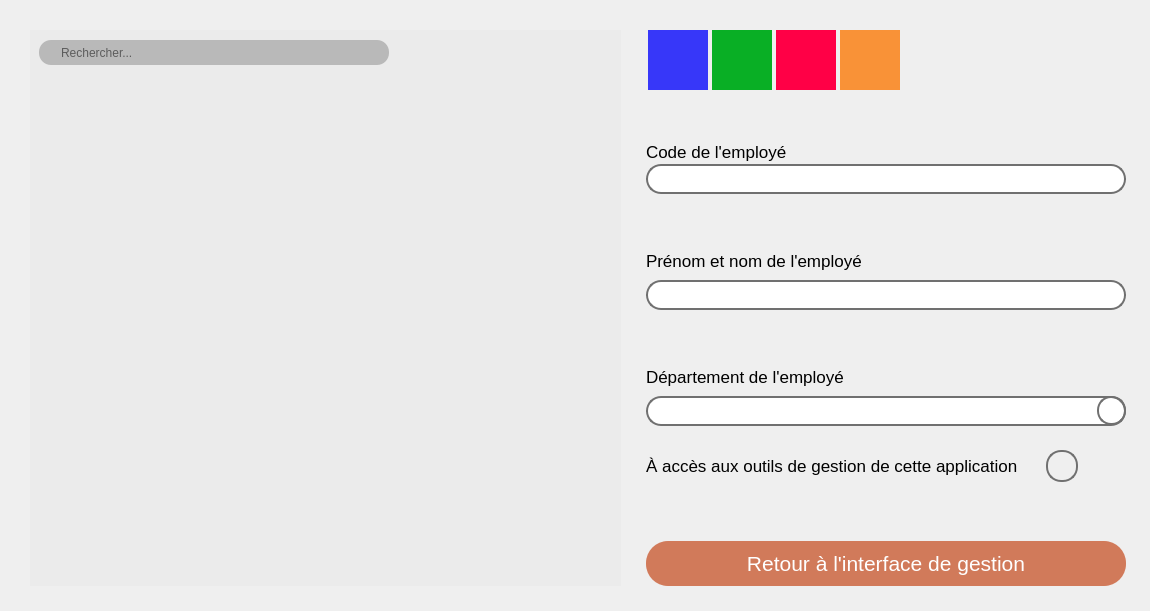
This is PM-GEST/ModificationEmploye.ui in AetherFall/Gestionnaire-Emprunt-Materiel as Qt 5 draws it before an edit. The edited form follows.
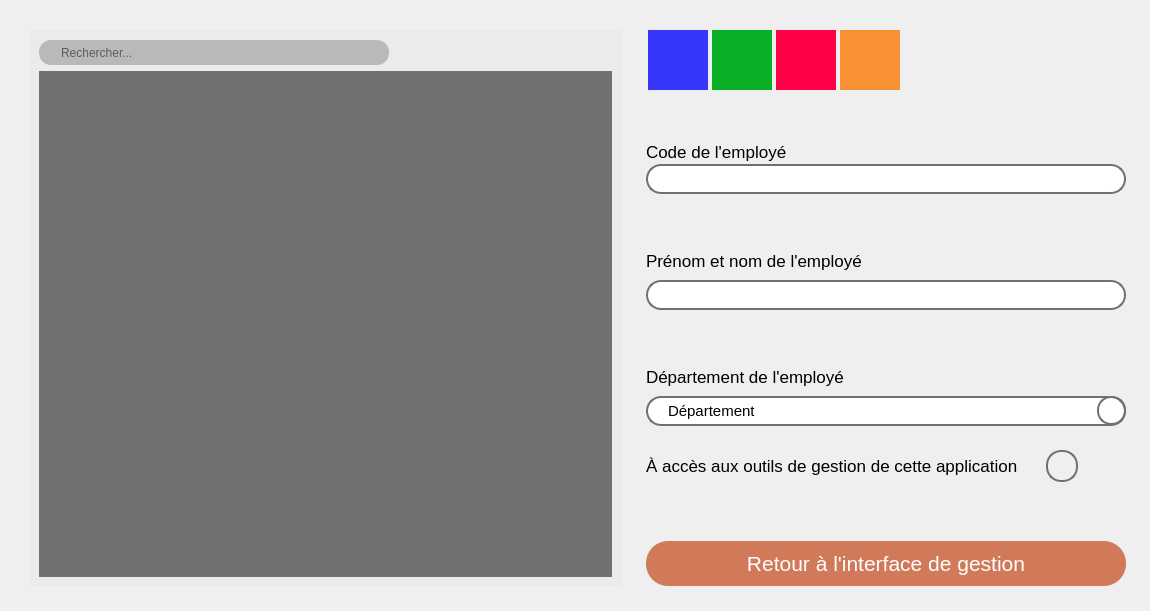
This is the edited form. Icons and pictures are not drawn.

Commit message: Interface Employe [En cours]

```diff
--- a/PM-GEST/ModificationEmploye.ui
+++ b/PM-GEST/ModificationEmploye.ui
@@ -82,10 +82,82 @@
           </widget>
          </item>
          <item>
-          <widget class="QTableView" name="tblEmploye">
+          <widget class="QTableWidget" name="tblEmploye">
+           <property name="font">
+            <font>
+             <pointsize>11</pointsize>
+            </font>
+           </property>
            <property name="styleSheet">
-            <string notr="true">border-style:none;</string>
+            <string notr="true">QTableWidget {
+	alternate-background-color:blue;
+	background-color:#727171;
+	border-style:none;
+	color:black;
+}
+
+QHeaderView::section{
+background-color:#727171;
+border-style:none;
+font: 11pt &quot;Segoe UI&quot;;
+}
+
+QTableWidget::item{
+	background-color:#D8D7D7;
+}
+</string>
            </property>
+           <property name="frameShape">
+            <enum>QFrame::NoFrame</enum>
+           </property>
+           <property name="frameShadow">
+            <enum>QFrame::Sunken</enum>
+           </property>
+           <property name="horizontalScrollBarPolicy">
+            <enum>Qt::ScrollBarAlwaysOff</enum>
+           </property>
+           <property name="autoScroll">
+            <bool>true</bool>
+           </property>
+           <property name="autoScrollMargin">
+            <number>15</number>
+           </property>
+           <property name="editTriggers">
+            <set>QAbstractItemView::NoEditTriggers</set>
+           </property>
+           <property name="showDropIndicator" stdset="0">
+            <bool>false</bool>
+           </property>
+           <property name="dragDropOverwriteMode">
+            <bool>false</bool>
+           </property>
+           <property name="selectionBehavior">
+            <enum>QAbstractItemView::SelectRows</enum>
+           </property>
+           <property name="showGrid">
+            <bool>false</bool>
+           </property>
+           <property name="gridStyle">
+            <enum>Qt::SolidLine</enum>
+           </property>
+           <attribute name="horizontalHeaderVisible">
+            <bool>false</bool>
+           </attribute>
+           <attribute name="horizontalHeaderDefaultSectionSize">
+            <number>140</number>
+           </attribute>
+           <attribute name="horizontalHeaderHighlightSections">
+            <bool>true</bool>
+           </attribute>
+           <attribute name="horizontalHeaderShowSortIndicator" stdset="0">
+            <bool>false</bool>
+           </attribute>
+           <attribute name="horizontalHeaderStretchLastSection">
+            <bool>false</bool>
+           </attribute>
+           <attribute name="verticalHeaderVisible">
+            <bool>false</bool>
+           </attribute>
           </widget>
          </item>
         </layout>
@@ -505,12 +577,21 @@
                     <height>30</height>
                    </size>
                   </property>
+                  <property name="font">
+                   <font>
+                    <family>Segoe UI</family>
+                    <pointsize>11</pointsize>
+                   </font>
+                  </property>
+                  <property name="autoFillBackground">
+                   <bool>false</bool>
+                  </property>
                   <property name="styleSheet">
                    <string notr="true">QComboBox{
 border: 2px solid rgb(112, 112, 112);
 border-radius: 15px;
-background-color: white;
 padding-left:20px;
+background-color:white;
 color:black;
 }
 
@@ -527,7 +608,31 @@
 	image: url(:/icons/res/icons/SVG/Autre.svg);
 	width:19px;
 	top:2px;
-}</string>
+}
+
+QComboBox QAbstractItemView {
+    border-style:none;
+	width:450px;
+}
+</string>
+                  </property>
+                  <property name="editable">
+                   <bool>false</bool>
+                  </property>
+                  <property name="currentText">
+                   <string/>
+                  </property>
+                  <property name="currentIndex">
+                   <number>-1</number>
+                  </property>
+                  <property name="placeholderText">
+                   <string>Département</string>
+                  </property>
+                  <property name="frame">
+                   <bool>true</bool>
+                  </property>
+                  <property name="modelColumn">
+                   <number>0</number>
                   </property>
                  </widget>
                 </item>
```
Left out of the diff: 3 changed lines with no effect on the pictures. The commit also changes 25 other files.
